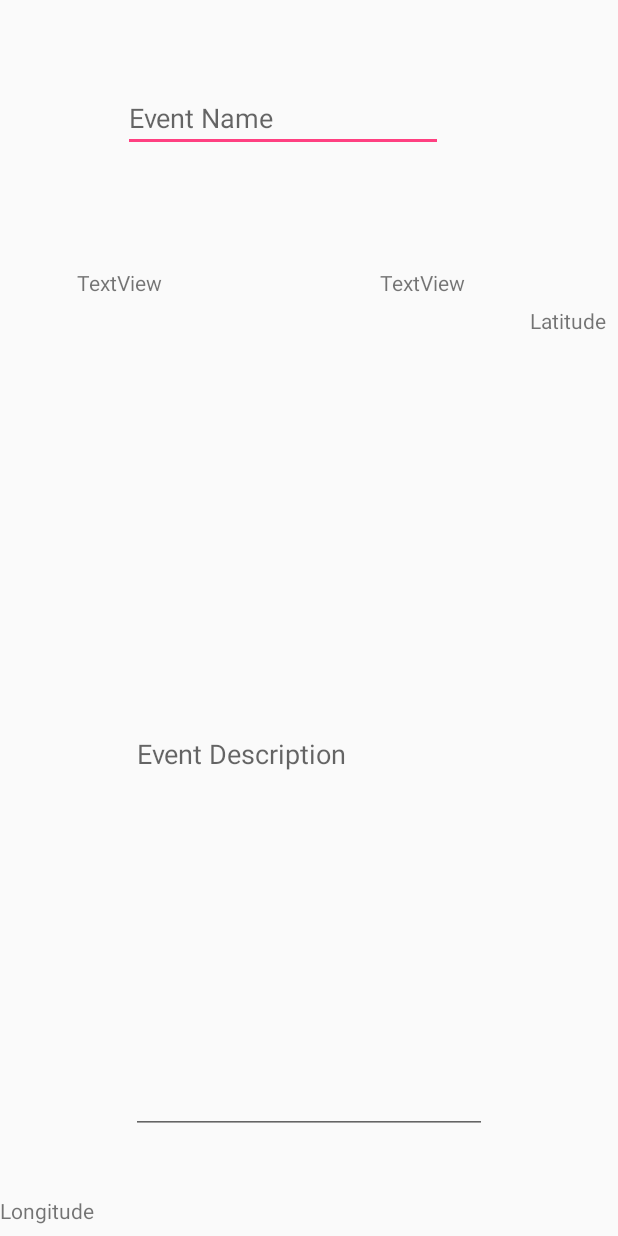
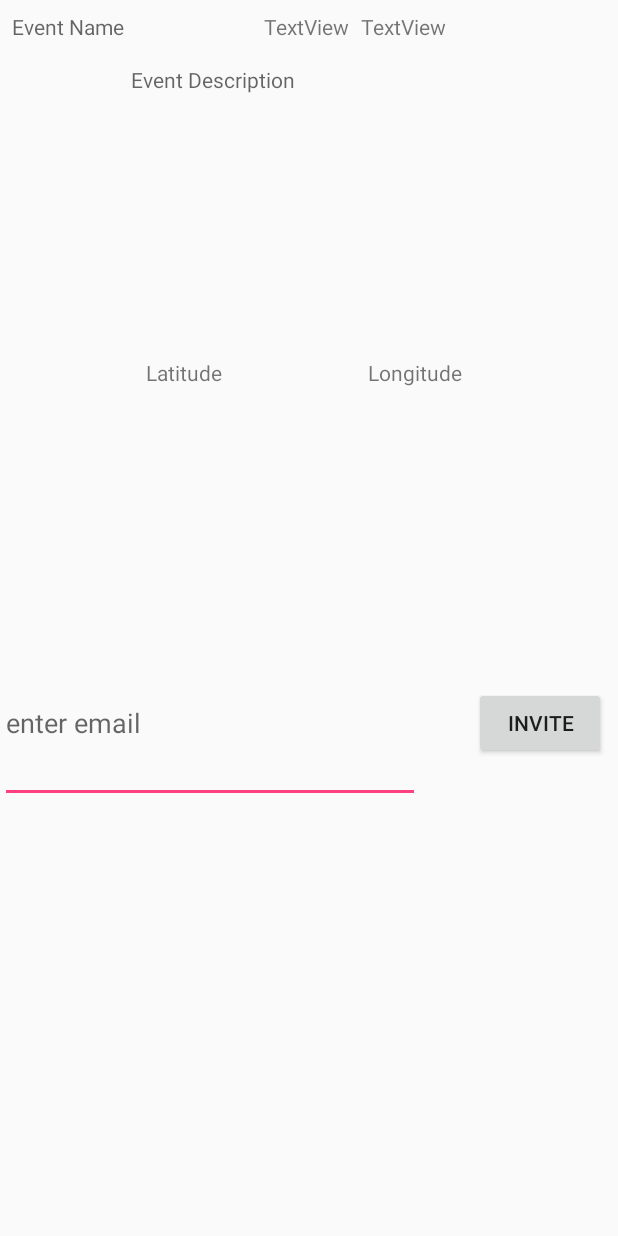
Before and after one commit to TeodorMatase/NeventProj, an Android app: the layout activity_event_details.xml on its own in the app's theme, with its tools: preview values and no code run, on a phone screen of 412 x 824 dp. Run offline under Robolectric (Android 15) with nearby library versions, the phone set to English and light mode, and no system bars.

Commit message:
Merge branch 'master' of https://github.com/TeodorMatase/NeventProj
# Conflicts:
#	.idea/modules.xml
#	app/src/main/java/com/example/rofor/NeventProj/MainActivity.java

Aj and Teo, eventlist + eventdetails working

```diff
--- a/app/src/main/AndroidManifest.xml
+++ b/app/src/main/AndroidManifest.xml
@@ -38,6 +38,7 @@
 
         <activity android:name=".EventListActivity" />
         <activity android:name=".EventCreation" />
+        <activity android:name=".EventDetailsActivity"/>
         <activity android:name=".Mapactivityview"></activity>
     </application>
 
--- a/app/src/main/java/com/example/rofor/NeventProj/EventDataObj.java
+++ b/app/src/main/java/com/example/rofor/NeventProj/EventDataObj.java
@@ -24,6 +24,8 @@ public class EventDataObj {
         this.Description = Desc;
         this.date = date;
         this.time = time;
+        attendeeEmails = new ArrayList<>();
+        attendeeEmails.add(creatorEmail);
         //Create Event JSON Object
         //Send event JSON Object
         //Verify event created successfully
@@ -66,7 +68,7 @@ public class EventDataObj {
         //
     }
 
-    public boolean updateEvent(){
+    public boolean updateEvent(EventDataObj newDetails){
         //Similar to constructor - different method on GAE to signify overwriting old event data with new event data, DO NOT MAKE A NEW EVENT OBJECT)
         //
         return true;
--- a/app/src/main/res/layout/activity_event_details.xml
+++ b/app/src/main/res/layout/activity_event_details.xml
@@ -7,71 +7,116 @@
     tools:context="com.example.rofor.NeventProj.EventCreation"
     tools:layout_editor_absoluteY="81dp">
 
-    <EditText
+    <TextView
         android:id="@+id/eventDetails-eventName"
         android:layout_width="wrap_content"
         android:layout_height="wrap_content"
-        android:layout_marginEnd="22dp"
-        android:layout_marginStart="23dp"
-        android:layout_marginTop="56dp"
+        android:layout_marginStart="8dp"
+        android:layout_marginTop="8dp"
         android:ems="10"
         android:hint="Event Name"
         android:inputType="textPersonName"
-        app:layout_constraintEnd_toEndOf="@+id/eventDetails-eventDescription"
-        app:layout_constraintStart_toStartOf="@+id/eventDetails-eventDate"
+        app:layout_constraintStart_toStartOf="parent"
         app:layout_constraintTop_toTopOf="parent" />
 
-    <EditText
+    <TextView
         android:id="@+id/eventDetails-eventDescription"
         android:layout_width="237dp"
-        android:layout_height="0dp"
-        android:layout_marginBottom="41dp"
-        android:layout_marginTop="46dp"
+        android:layout_height="195dp"
+        android:layout_marginEnd="8dp"
+        android:layout_marginStart="8dp"
+        android:layout_marginTop="16dp"
         android:ems="10"
         android:hint="Event Description"
         android:inputType="textPersonName"
-        app:layout_constraintBottom_toTopOf="@+id/eventDetails-LongitudeTEMP"
         app:layout_constraintEnd_toEndOf="parent"
         app:layout_constraintStart_toStartOf="parent"
-        app:layout_constraintTop_toTopOf="@+id/eventDetails-latitudeTEMP" />
+        app:layout_constraintTop_toBottomOf="@+id/eventDetails-eventName" />
 
     <TextView
         android:id="@+id/eventDetails-eventDate"
         android:layout_width="wrap_content"
         android:layout_height="wrap_content"
-        android:layout_marginStart="51dp"
+        android:layout_marginStart="8dp"
+        android:layout_marginTop="8dp"
         android:text="TextView"
-        app:layout_constraintBottom_toBottomOf="@+id/eventDetails-eventTime"
-        app:layout_constraintStart_toStartOf="parent"
-        app:layout_constraintTop_toTopOf="@+id/eventDetails-eventTime" />
+        app:layout_constraintStart_toEndOf="@+id/eventDetails-eventTime"
+        app:layout_constraintTop_toTopOf="parent" />
 
     <TextView
         android:id="@+id/eventDetails-eventTime"
         android:layout_width="wrap_content"
         android:layout_height="wrap_content"
-        android:layout_marginBottom="6dp"
-        android:layout_marginEnd="43dp"
+        android:layout_marginStart="8dp"
+        android:layout_marginTop="8dp"
         android:text="TextView"
-        app:layout_constraintBottom_toTopOf="@+id/eventDetails-latitudeTEMP"
-        app:layout_constraintEnd_toStartOf="@+id/eventDetails-latitudeTEMP" />
+        app:layout_constraintStart_toEndOf="@+id/eventDetails-eventName"
+        app:layout_constraintTop_toTopOf="parent" />
 
     <TextView
         android:id="@+id/eventDetails-latitudeTEMP"
         android:layout_width="wrap_content"
         android:layout_height="wrap_content"
         android:layout_marginEnd="8dp"
-        android:layout_marginTop="204dp"
+        android:layout_marginStart="8dp"
         android:text="Latitude"
-        app:layout_constraintEnd_toEndOf="parent"
-        app:layout_constraintTop_toTopOf="parent" />
+        app:layout_constraintEnd_toStartOf="@+id/eventDetails-LongitudeTEMP"
+        app:layout_constraintStart_toStartOf="parent"
+        app:layout_constraintTop_toBottomOf="@+id/eventDetails-eventDescription" />
 
     <TextView
         android:id="@+id/eventDetails-LongitudeTEMP"
         android:layout_width="wrap_content"
         android:layout_height="wrap_content"
-        android:layout_marginBottom="7dp"
+        android:layout_marginEnd="104dp"
         android:text="Longitude"
+        app:layout_constraintEnd_toEndOf="parent"
+        app:layout_constraintTop_toBottomOf="@+id/eventDetails-eventDescription" />
+
+    <android.support.constraint.Guideline
+        android:id="@+id/guideline3"
+        android:layout_width="wrap_content"
+        android:layout_height="wrap_content"
+        android:orientation="horizontal"
+        app:layout_constraintGuide_percent="0.65" />
+
+    <ListView
+        android:id="@+id/attendeeListDetails"
+        android:layout_width="0dp"
+        android:layout_height="0dp"
         app:layout_constraintBottom_toBottomOf="parent"
-        app:layout_constraintStart_toStartOf="parent" />
+        app:layout_constraintEnd_toEndOf="parent"
+        app:layout_constraintStart_toStartOf="parent"
+        app:layout_constraintTop_toTopOf="@+id/guideline3" />
+
+    <android.support.constraint.Guideline
+        android:id="@+id/guideline4"
+        android:layout_width="wrap_content"
+        android:layout_height="wrap_content"
+        android:orientation="horizontal"
+        app:layout_constraintGuide_percent="0.52" />
+
+    <Button
+        android:id="@+id/inviteAttendeeBtn"
+        android:layout_width="wrap_content"
+        android:layout_height="wrap_content"
+        android:layout_marginBottom="8dp"
+        android:layout_marginEnd="8dp"
+        android:layout_marginTop="8dp"
+        android:text="Invite"
+        app:layout_constraintBottom_toTopOf="@+id/guideline3"
+        app:layout_constraintEnd_toEndOf="parent"
+        app:layout_constraintTop_toTopOf="@+id/guideline4" />
+
+    <EditText
+        android:id="@+id/attendeeEmail"
+        android:layout_width="280dp"
+        android:layout_height="0dp"
+        android:ems="10"
+        android:hint="enter email"
+        android:inputType="textEmailAddress"
+        app:layout_constraintBottom_toTopOf="@+id/guideline3"
+        app:layout_constraintStart_toStartOf="parent"
+        app:layout_constraintTop_toTopOf="@+id/guideline4" />
 
 </android.support.constraint.ConstraintLayout>
```
Also changed, not shown: app/src/main/java/com/example/rofor/NeventProj/EventCreation.java (+8 -2 lines), app/src/main/java/com/example/rofor/NeventProj/EventDetailsActivity.java (added, +96 -0 lines), app/src/main/java/com/example/rofor/NeventProj/EventListActivity.java (+34 -0 lines), app/src/main/java/com/example/rofor/NeventProj/EventListObj.java (+12 -0 lines), app/src/main/java/com/example/rofor/NeventProj/MainActivity.java (+16 -1 lines), app/src/main/res/layout/activity_event_creation.xml (+9 -6 lines), app/src/main/res/layout/activity_event_list.xml (+5 -7 lines).
